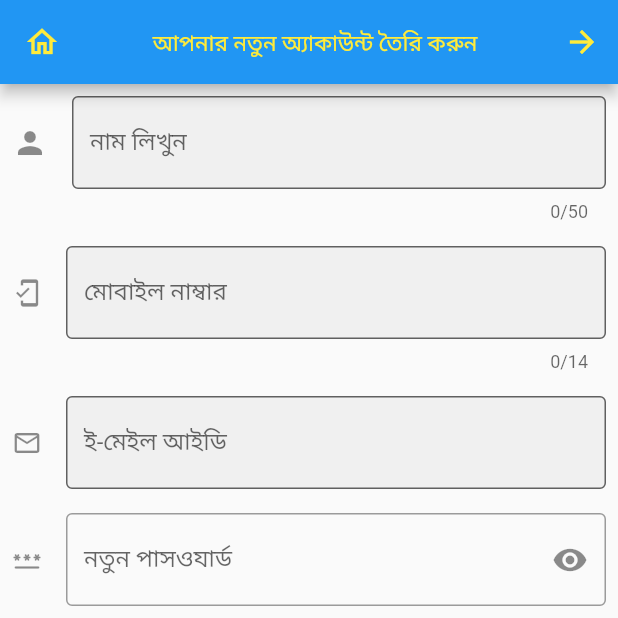
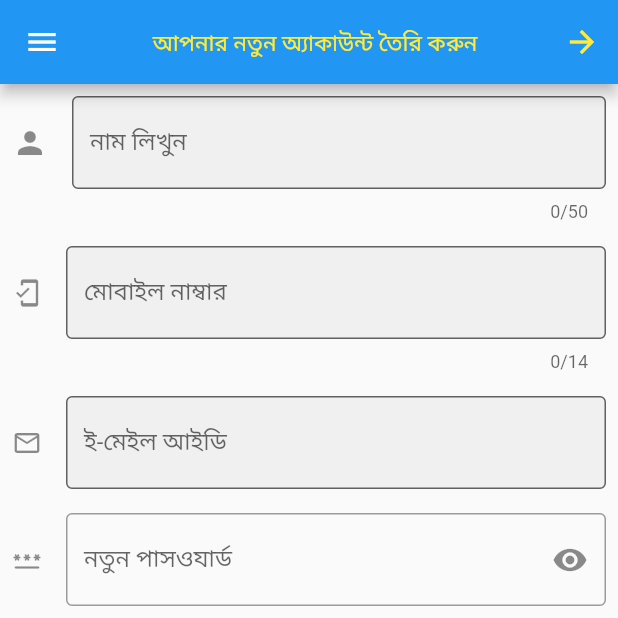
Before and after one commit to shahinurrahamanrajib/untitled1, a Flutter app: the screen it shows after launch, after a tap on "সাইন আপ", on a phone screen of 412 x 824 dp, the top half of it. Run offline on Flutter 3.47's test engine with Material 2 defaults, Android fonts, the phone set to English and light mode, and no system bars; our stand-ins replace liquid_swipe.

```diff
--- a/lib/homeee.dart
+++ b/lib/homeee.dart
@@ -10,17 +10,16 @@ class Home extends StatefulWidget {
 }
 
 class _HomeState extends State<Home> {
-  bool _secureText= true;
+  bool _secureText = true;
   @override
   Widget build(BuildContext context) {
     return Scaffold(
         // backgroundColor: Colors.black,
         appBar: AppBar(
-
           title: Center(
               child: Text(
             "আপনার অ্যাকাউন্ট লগইন করুন",
-            style: TextStyle(color: Colors.yellow,fontSize: 15),
+            style: TextStyle(color: Colors.yellow, fontSize: 15),
           )),
           actions: <Widget>[
             IconButton(
@@ -29,15 +28,59 @@ class _HomeState extends State<Home> {
                   color: Colors.yellow,
                 ),
                 onPressed: () {
-                  Navigator.push(context, MaterialPageRoute(
-                      builder: (context)=>Signup()));
+                  Navigator.push(context,
+                      MaterialPageRoute(builder: (context) => Signup()));
                 })
           ],
-          leading: Icon(
-            Icons.home_outlined,
-            color: Colors.yellow,
-          )),
-      body:SingleChildScrollView(
+        ),
+        drawer: Drawer(
+          child: ListView(
+            children: <Widget>[
+              UserAccountsDrawerHeader(
+                accountName: Text("শহিীনুর রহমান রাজীব"),
+                accountEmail: Text("০১৮৭২১০৮০৮৫"),
+              ),
+              ListTile(
+                onTap: () {
+                  Navigator.push(context,
+                      MaterialPageRoute(builder: (context) => MyApps()));
+                },
+                leading: Icon(Icons.home),
+                title: Text("হোম"),
+              ),
+              Divider(),
+              ListTile(
+                onTap: () {
+                  Navigator.push(
+                      context, MaterialPageRoute(builder: (context) => Home()));
+                },
+                leading: Icon(Icons.login),
+                title: Text("লগইন"),
+              ),
+              Divider(),
+              ListTile(
+                onTap: () {
+                  Navigator.push(context,
+                      MaterialPageRoute(builder: (context) => Signup()));
+                },
+                leading: Icon(Icons.add_box),
+                title: Text("সাইন আপ"),
+              ),
+              Divider(),
+              ListTile(
+                leading: Icon(Icons.logout),
+                title: Text("লগঅউট"),
+              ),
+              Divider(),
+              ListTile(
+                leading: Icon(Icons.verified_user),
+                title: Text("সম্পর্কে"),
+              ),
+              Divider(),
+            ],
+          ),
+        ),
+        body: SingleChildScrollView(
           child: Center(
             child: Column(
               children: <Widget>[
@@ -81,15 +124,15 @@ class _HomeState extends State<Home> {
                           label: Text("অ্যাকাউন্টের পাসওযার্ড"),
                           border: OutlineInputBorder(),
                           suffixIcon: IconButton(
-                            icon: Icon(_secureText?
-                              Icons.remove_red_eye_sharp:
-                                Icons.remove_red_eye_outlined
-                            ),
-                        onPressed: (){
+                            icon: Icon(_secureText
+                                ? Icons.remove_red_eye_sharp
+                                : Icons.remove_red_eye_outlined),
+                            onPressed: () {
                               setState(() {
                                 _secureText = !_secureText;
                               });
-                        },),
+                            },
+                          ),
                         ),
                         maxLength: 15,
                         //   keyboardType: TextInputType.number,
@@ -100,29 +143,33 @@ class _HomeState extends State<Home> {
                 ),
                 Row(
                   children: [
-                  SizedBox(width: 100,),
+                    SizedBox(
+                      width: 100,
+                    ),
                     ElevatedButton(
-                      onPressed: (){
+                        onPressed: () {
                           Navigator.push(context,
-                    MaterialPageRoute(builder: (contex)=>Signup()));
+                              MaterialPageRoute(builder: (contex) => Signup()));
                         },
-                    child: Text("সাইন আপ",style: TextStyle(color: Colors.yellow),)
+                        child: Text(
+                          "সাইন আপ",
+                          style: TextStyle(color: Colors.yellow),
+                        )),
+                    SizedBox(
+                      width: 10,
                     ),
-                  SizedBox(width: 10,),
                     ElevatedButton(
-                      onPressed: (){
+                        onPressed: () {
                           Navigator.push(context,
-                            MaterialPageRoute(builder: (contex)=>MyApps()));
+                              MaterialPageRoute(builder: (contex) => MyApps()));
                         },
-                      child: Text("লগ ইন",style: TextStyle(color: Colors.yellow))
-                  ),
+                        child: Text("লগ ইন",
+                            style: TextStyle(color: Colors.yellow))),
                   ],
                 )
               ],
             ),
           ),
-      )
-
-    );
+        ));
   }
 }
--- a/lib/signup.dart
+++ b/lib/signup.dart
@@ -30,17 +30,54 @@ class _SignupState extends State<Signup> {
                   onPressed: () {Navigator.push(context, MaterialPageRoute(
                       builder: (context)=>Home()));})
             ],
-            leading: IconButton(
-              icon: Icon(
-                Icons.home_outlined,
+           ),
+        drawer: Drawer(
+          child: ListView(
+            children: <Widget>[
+              UserAccountsDrawerHeader(
+                accountName: Text("শহিীনুর রহমান রাজীব"),
+                accountEmail: Text("০১৮৭২১০৮০৮৫"),
               ),
-              onPressed: (){
-                Navigator.push(context, MaterialPageRoute(
-                    builder: (context)=>Home()));
-
-              },
-              color: Colors.yellow,
-            )),
+              ListTile(
+                onTap: () {
+                  Navigator.push(context,
+                      MaterialPageRoute(builder: (context) => MyApps()));
+                },
+                leading: Icon(Icons.home),
+                title: Text("হোম"),
+              ),
+              Divider(),
+              ListTile(
+                onTap: () {
+                  Navigator.push(
+                      context, MaterialPageRoute(builder: (context) => Home()));
+                },
+                leading: Icon(Icons.login),
+                title: Text("লগইন"),
+              ),
+              Divider(),
+              ListTile(
+                onTap: () {
+                  Navigator.push(context,
+                      MaterialPageRoute(builder: (context) => Signup()));
+                },
+                leading: Icon(Icons.add_box),
+                title: Text("সাইন আপ"),
+              ),
+              Divider(),
+              ListTile(
+                leading: Icon(Icons.logout),
+                title: Text("লগঅউট"),
+              ),
+              Divider(),
+              ListTile(
+                leading: Icon(Icons.verified_user),
+                title: Text("সম্পর্কে"),
+              ),
+              Divider(),
+            ],
+          ),
+        ),
         body:SingleChildScrollView(
           child: Center(
             child: Column(
```
Lines whose indentation alone changed are shown as unchanged.
